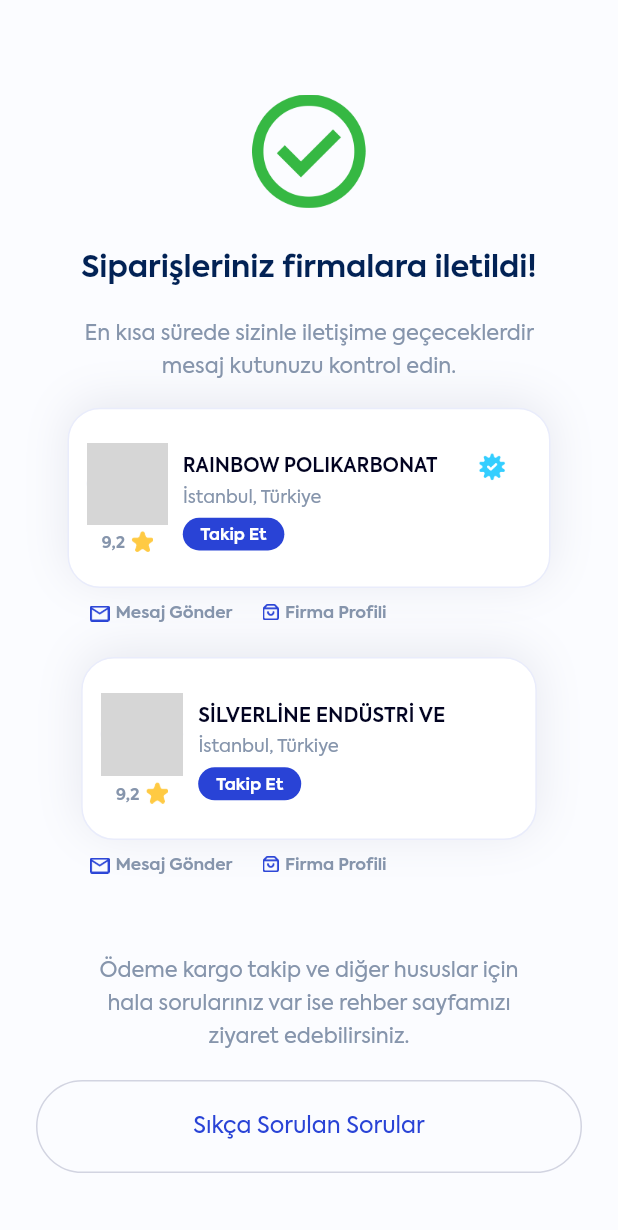
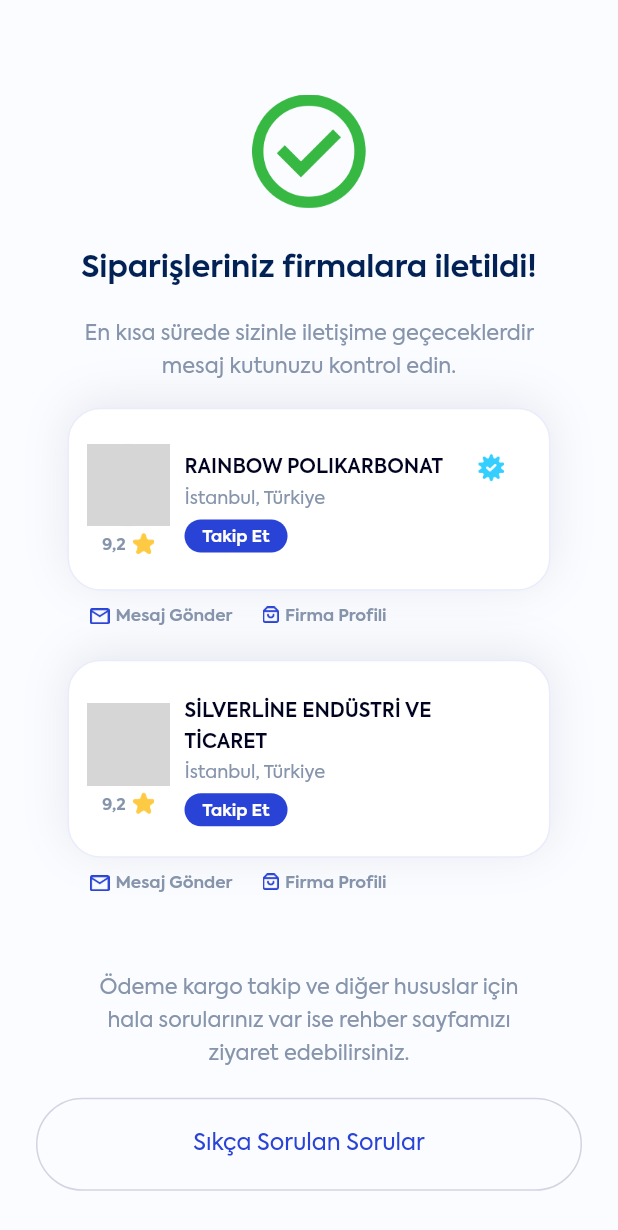
Before and after one commit to ozgun-kara/b2geta_mobile, a Flutter app: the ShoppingSummarySubpage screen opened directly, on a phone screen of 412 x 824 dp. Shown: the top 1230 px of the screen. Run offline on Flutter 3.47's test engine with Material 2 defaults, Android fonts, the phone set to English and light mode, and no system bars; our stand-ins replace dropdown_button2, flutter_switch, get, get_it, get_storage, percent_indicator and 1 more; accounts and stored records are empty; network calls fail; grey boxes are pictures that could not be loaded.

Commit message:
Bugs have fixed

```diff
--- a/lib/views/marketplace/subpages/shopping_summary_subpage.dart
+++ b/lib/views/marketplace/subpages/shopping_summary_subpage.dart
@@ -90,22 +90,21 @@ class _ShoppingSummarySubpageState extends State<ShoppingSummarySubpage> {
                                 Padding(
                                   padding:
                                       const EdgeInsets.fromLTRB(45, 0, 45, 0),
-                                  child: FittedBox(
                                   child: Container(
+                                    width: deviceWidth,
                                     decoration: BoxDecoration(
-                                        borderRadius: BorderRadius.all(
-                                            Radius.circular(22)),
+                                      borderRadius:
+                                          BorderRadius.all(Radius.circular(22)),
                                       border: Border.all(
                                         width: 1,
-                                          color: Provider.of<ThemeProvider>(
-                                                          context)
+                                        color:
+                                            Provider.of<ThemeProvider>(context)
                                                         .themeMode ==
                                                     "light"
                                                 ? AppTheme.white21
                                                 : AppTheme.black15,
                                       ),
-                                        color:
-                                            Provider.of<ThemeProvider>(context)
+                                      color: Provider.of<ThemeProvider>(context)
                                                   .themeMode ==
                                               "light"
                                           ? AppTheme.white1
@@ -135,7 +134,8 @@ class _ShoppingSummarySubpageState extends State<ShoppingSummarySubpage> {
                                                 shape: BoxShape.circle,
                                                 border: Border.all(
                                                     width: 1,
-                                                      color: Provider.of<ThemeProvider>(
+                                                    color:
+                                                        Provider.of<ThemeProvider>(
                                                                         context)
                                                                     .themeMode ==
                                                                 "light"
@@ -158,10 +158,9 @@ class _ShoppingSummarySubpageState extends State<ShoppingSummarySubpage> {
                                                   items[index].rating ?? '',
                                                   style: TextStyle(
                                                     fontSize: 11,
-                                                      fontFamily: AppTheme
-                                                          .appFontFamily,
-                                                      fontWeight:
-                                                          FontWeight.w800,
+                                                    fontFamily:
+                                                        AppTheme.appFontFamily,
+                                                    fontWeight: FontWeight.w800,
                                                     color: AppTheme.white15,
                                                   ),
                                                 ),
@@ -175,19 +174,21 @@ class _ShoppingSummarySubpageState extends State<ShoppingSummarySubpage> {
                                           ],
                                         ),
                                         SizedBox(width: 10),
-                                          Column(
+                                        Expanded(
+                                          child: Column(
                                             crossAxisAlignment:
                                                 CrossAxisAlignment.start,
                                             children: [
                                               Row(
+                                                mainAxisAlignment:
+                                                    MainAxisAlignment
+                                                        .spaceBetween,
                                                 children: [
-                                                  SizedBox(
-                                                    width: deviceWidth * 0.48,
+                                                  Expanded(
                                                     child: Text(
                                                       items[index]
                                                               .companyName ??
                                                           '',
-                                                      maxLines: 1,
                                                       style: TextStyle(
                                                         fontSize: 13,
                                                         fontFamily: AppTheme
@@ -260,8 +261,8 @@ class _ShoppingSummarySubpageState extends State<ShoppingSummarySubpage> {
                                               ),
                                             ],
                                           ),
+                                        ),
                                       ],
-                                      ),
                                     ),
                                   ),
                                 ),
```
Lines whose indentation alone changed are shown as unchanged.
